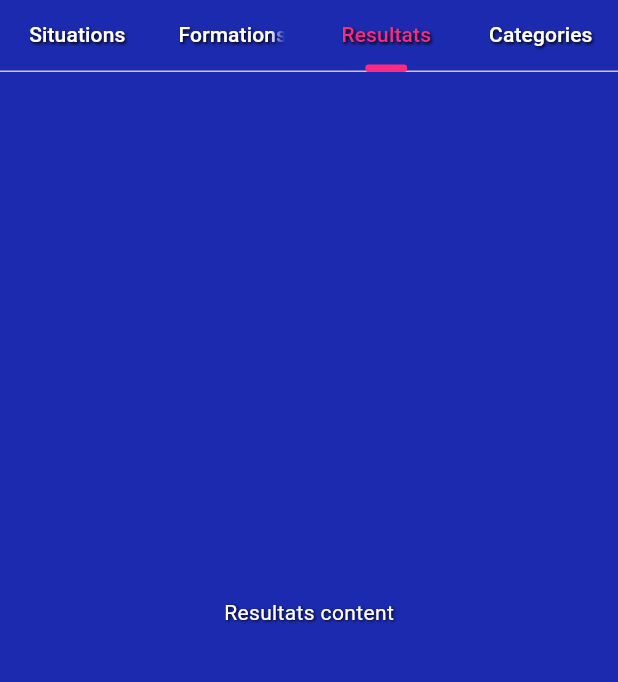
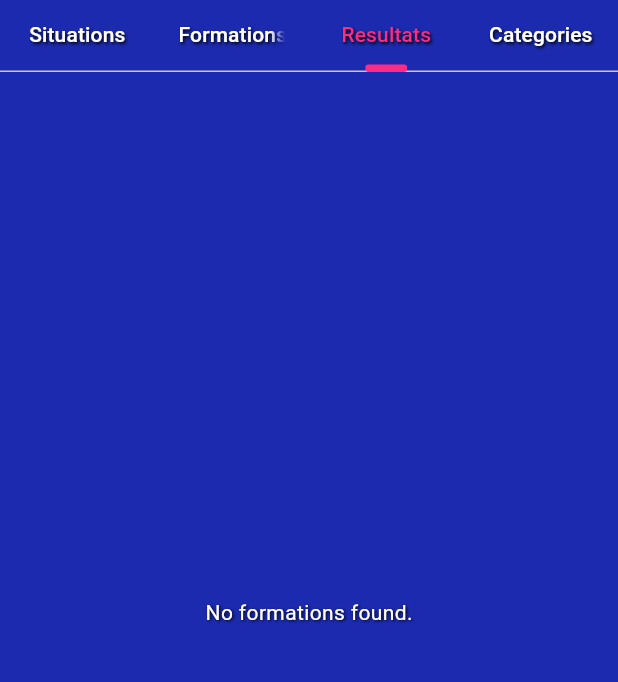
Before and after one commit to RobinAbela42/MatcheTaFormation, a Flutter app: the AdminPage screen opened directly, tab 3 chosen, on a phone screen of 412 x 824 dp, the part 84-766 px from its top. Run offline on Flutter 3.47's test engine with Material 3 defaults, Android fonts, the phone set to English and light mode, and no system bars; our stand-ins replace sqflite, sqflite_common_ffi; accounts and stored records are empty; Roboto replaces fonts that are missing (Gotham).

Commit message:
get result in link.dart

```diff
--- a/match_ta_formation_0/lib/Pages/Admin/admin_page.dart
+++ b/match_ta_formation_0/lib/Pages/Admin/admin_page.dart
@@ -359,8 +359,29 @@ class ResultAdminPage extends StatefulWidget {
 }
 
 class _ResultAdminPageState extends State<ResultAdminPage> {
+  final databaseHelper = lnk.DatabaseHelper();
+
   @override
   Widget build(BuildContext context) {
-    return Center(child: Text('Resultats content'));
+    return FutureBuilder<List<lnk.Result>>(
+      future: databaseHelper.getResult(),
+      builder: (context, snapshot) {
+                if (snapshot.connectionState == ConnectionState.waiting) {
+          return const Center(child: CircularProgressIndicator());
+        }
+
+        // 2. Handle errors if the database call fails
+        if (snapshot.hasError) {
+          return Center(child: Text('Error: ${snapshot.error}'));
+        }
+
+        // 3. Handle the case where data is empty or missing
+        if (!snapshot.hasData || snapshot.data!.isEmpty) {
+          return const Center(child: Text('No formations found.'));
+        }
+
+        return const Center(child: Text('TEX'));
+      },
+    );
   }
 }
```
Also changed, not shown: match_ta_formation_0/lib/DataBase/link.dart (+89 -15 lines).
